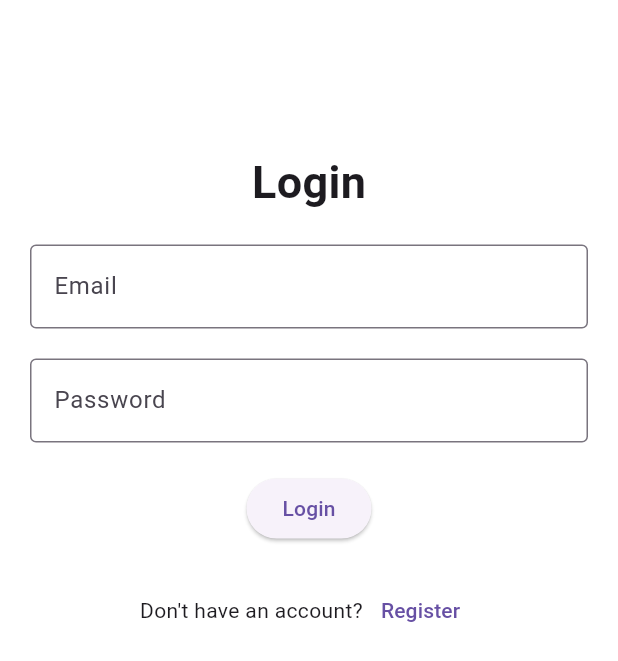
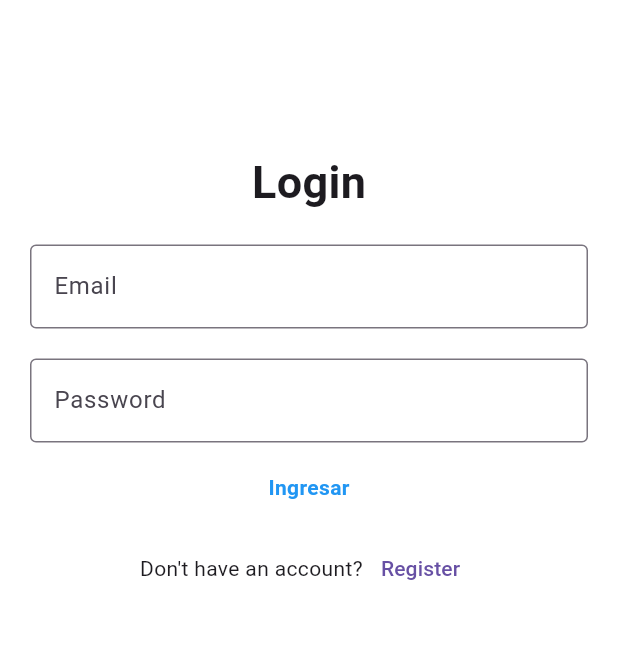
Before and after one commit to bla113/login_flutter_c2, a Flutter app: the screen it shows after launch, on a phone screen of 412 x 824 dp. Shown: the top 661 px of the screen. Run offline on Flutter 3.47's test engine with Material 3 defaults, Android fonts, the phone set to English and light mode, and no system bars.

Commit message:
Modulo login

```diff
--- /dev/null
+++ b/lib/controllers/login_controller.dart
@@ -0,0 +1,14 @@
+import 'package:flutter/material.dart';
+
+login(String email, String password) {
+  debugPrint('desde login');
+  if (password.length < 6) {
+    debugPrint('Password must be at least 6 characters');
+    return;
+  }
+  if (email == 'admin@email.com' && password == 'password') {
+    debugPrint('Login success');
+  } else {
+    debugPrint('Login failed');
+  }
+}
--- a/lib/pages/login_page.dart
+++ b/lib/pages/login_page.dart
@@ -1,7 +1,12 @@
 import 'package:flutter/material.dart';
+import 'package:login_app_c_2/controllers/login_controller.dart';
 
 class LoginPage extends StatelessWidget {
-  const LoginPage({super.key});
+//DECLARACION DE LA VARIABLES
+  final userController = TextEditingController();
+  final passwordController = TextEditingController();
+
+  LoginPage({super.key});
 
   @override
   Widget build(BuildContext context) {
@@ -23,6 +28,7 @@ class LoginPage extends StatelessWidget {
             Padding(
               padding: const EdgeInsets.symmetric(horizontal: 20),
               child: TextField(
+                controller: userController,
                 decoration: const InputDecoration(
                   labelText: 'Email',
                   border: OutlineInputBorder(),
@@ -33,6 +39,7 @@ class LoginPage extends StatelessWidget {
             Padding(
               padding: const EdgeInsets.symmetric(horizontal: 20),
               child: TextField(
+                controller: passwordController,
                 decoration: const InputDecoration(
                   labelText: 'Password',
                   border: OutlineInputBorder(),
@@ -40,9 +47,15 @@ class LoginPage extends StatelessWidget {
               ),
             ),
             const SizedBox(height: 20),
-            ElevatedButton(
-              onPressed: () {},
-              child: const Text('Login'),
+            GestureDetector(
+              onTap: login(userController.text, passwordController.text),
+              child: const Text(
+                'Ingresar',
+                style: TextStyle(
+                  color: Colors.blue,
+                  fontWeight: FontWeight.bold,
+                ),
+              ),
             ),
             const SizedBox(height: 20),
             Row(
```
